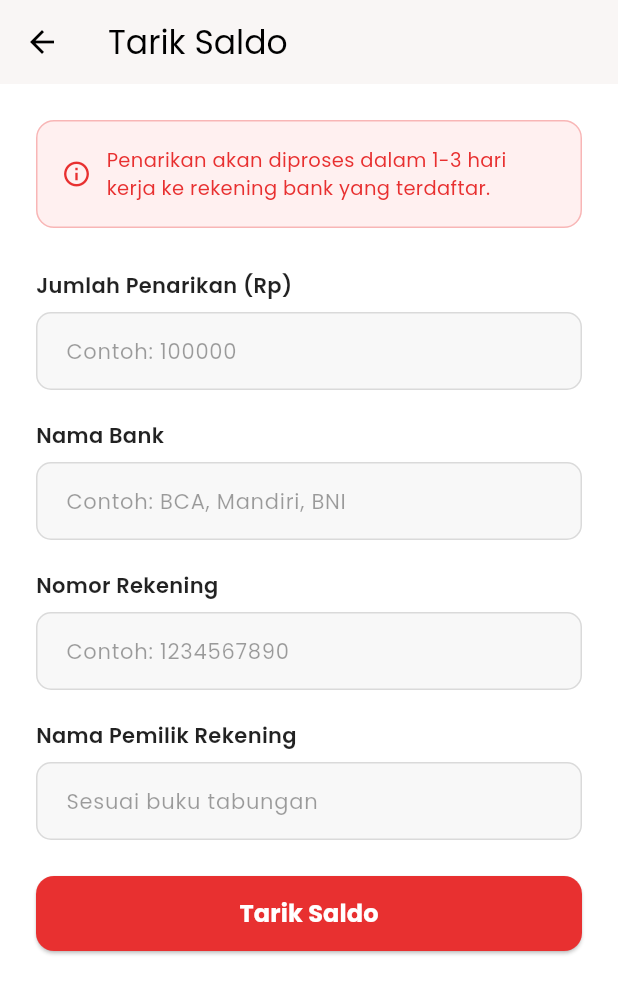
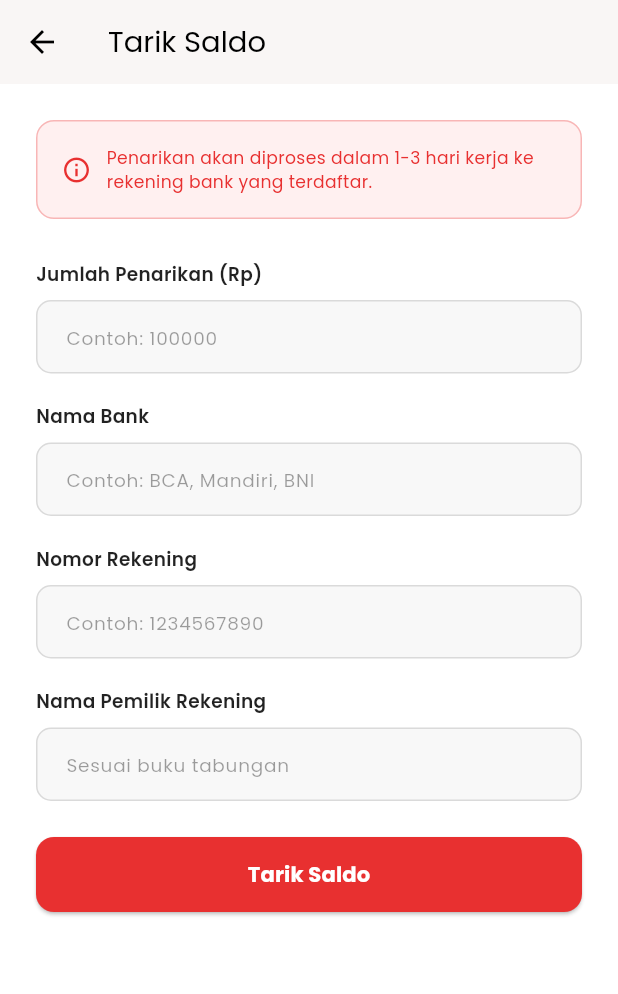
Before and after one commit to rkhplace/JUALIN-ABP, a Flutter app: the SellerMainScreen screen opened by its route, after a tap on "Tarik Saldo", on a phone screen of 412 x 824 dp. Shown: the top 994 px of the screen. Run offline on Flutter 3.47's test engine with Material 3 defaults, Android fonts, the phone set to English and light mode, and no system bars; our stand-ins replace flutter_native_splash, google_fonts, image_picker, qr_flutter, shared_preferences; missing offline and left inert: mobile_scanner; accounts and stored records are empty; network calls fail.

Commit message:
fix(mobile): refine scroll behavior and seller chat navigation

```diff
--- a/mobile_app/lib/main.dart
+++ b/mobile_app/lib/main.dart
@@ -32,6 +32,21 @@ void main() {
   runApp(const MyApp());
 }
 
+/// Globally disables Android overscroll stretch & forces ClampingScrollPhysics.
+class NoStretchScrollBehavior extends MaterialScrollBehavior {
+  const NoStretchScrollBehavior();
+  @override
+  Widget buildOverscrollIndicator(
+    BuildContext context,
+    Widget child,
+    ScrollableDetails details,
+  ) =>
+      child;
+  @override
+  ScrollPhysics getScrollPhysics(BuildContext context) =>
+      const ClampingScrollPhysics();
+}
+
 class MyApp extends StatefulWidget {
   const MyApp({super.key});
 
@@ -51,6 +66,21 @@ class _MyAppState extends State<MyApp> {
   Widget build(BuildContext context) {
     return MaterialApp(
       title: 'Jualin Mobile',
+      scrollBehavior: const NoStretchScrollBehavior(),
+      // ── Global font scaling ──────────────────────────────────────────────
+      // Reduces all text in the app by ~12% so it fits better on small screens.
+      // Overrides the system accessibility font-size setting to a safe cap.
+      builder: (context, child) {
+        final mq = MediaQuery.of(context);
+        return MediaQuery(
+          data: mq.copyWith(
+            textScaler: TextScaler.linear(
+              (mq.textScaler.scale(1.0)).clamp(0.0, 1.0) * 0.88,
+            ),
+          ),
+          child: child!,
+        );
+      },
       theme: ThemeData(
         primaryColor: const Color(0xFFE83030),
         scaffoldBackgroundColor: Colors.white,
--- a/mobile_app/lib/screens/chat_screen.dart
+++ b/mobile_app/lib/screens/chat_screen.dart
@@ -81,7 +81,7 @@ class _ChatScreenState extends State<ChatScreen> {
           const Padding(
             padding: EdgeInsets.fromLTRB(16, 16, 16, 8),
             child: Text('Pesan',
-                style: TextStyle(fontSize: 24, fontWeight: FontWeight.bold)),
+                style: TextStyle(fontSize: 18, fontWeight: FontWeight.bold)),
           ),
           Expanded(child: _buildBody()),
         ],
@@ -149,7 +149,7 @@ class _ChatScreenState extends State<ChatScreen> {
             Icon(Icons.chat_bubble_outline, size: 64, color: Colors.grey),
             SizedBox(height: 16),
             Text('Tidak ada pesan',
-                style: TextStyle(fontSize: 16, color: Colors.black54)),
+                style: TextStyle(fontSize: 14, color: Colors.black54)),
             SizedBox(height: 8),
             Text('Mulai percakapan dengan penjual.',
                 style: TextStyle(color: Colors.black38, fontSize: 13)),
--- a/mobile_app/lib/screens/home_screen.dart
+++ b/mobile_app/lib/screens/home_screen.dart
@@ -183,7 +183,7 @@ class _HomeScreenState extends State<HomeScreen> {
                       borderRadius: BorderRadius.circular(10),
                       boxShadow: [
                         BoxShadow(
-                            color: Colors.black.withOpacity(0.04),
+                            color: Colors.black.withValues(alpha: 0.04),
                             blurRadius: 4)
                       ],
                     ),
@@ -204,7 +204,7 @@ class _HomeScreenState extends State<HomeScreen> {
                     child: SingleChildScrollView(
                       controller: _categoryScrollController,
                       scrollDirection: Axis.horizontal,
-                      physics: const BouncingScrollPhysics(),
+                      physics: const ClampingScrollPhysics(),
                       padding: const EdgeInsets.symmetric(
                           horizontal: 6, vertical: 8),
                       child: Row(
@@ -227,7 +227,7 @@ class _HomeScreenState extends State<HomeScreen> {
                       borderRadius: BorderRadius.circular(10),
                       boxShadow: [
                         BoxShadow(
-                            color: Colors.black.withOpacity(0.04),
+                            color: Colors.black.withValues(alpha: 0.04),
                             blurRadius: 4)
                       ],
                     ),
--- a/mobile_app/lib/screens/product_detail_screen.dart
+++ b/mobile_app/lib/screens/product_detail_screen.dart
@@ -211,7 +211,7 @@ class _ProductDetailScreenState extends State<ProductDetailScreen> {
                                   Text(
                                     formatCurrency(_product!.price),
                                     style: const TextStyle(
-                                      fontSize: 20,
+                                      fontSize: 16,
                                       fontWeight: FontWeight.bold,
                                       color: Color(0xFFE83030),
                                     ),
@@ -221,7 +221,7 @@ class _ProductDetailScreenState extends State<ProductDetailScreen> {
                                   Text(
                                     _product!.title,
                                     style: const TextStyle(
-                                      fontSize: 18,
+                                      fontSize: 14,
                                       fontWeight: FontWeight.w500,
                                       height: 1.3,
                                     ),
@@ -281,7 +281,7 @@ class _ProductDetailScreenState extends State<ProductDetailScreen> {
                                   // Description
                                   const Text('Deskripsi Produk',
                                       style: TextStyle(
-                                          fontSize: 16,
+                                          fontSize: 13,
                                           fontWeight: FontWeight.bold)),
                                   const SizedBox(height: 8),
                                   Text(
--- a/mobile_app/lib/screens/profile_screen.dart
+++ b/mobile_app/lib/screens/profile_screen.dart
@@ -269,7 +269,7 @@ class _ProfileScreenState extends State<ProfileScreen> {
         const SizedBox(height: 16),
         Text(
           user.name,
-          style: const TextStyle(fontSize: 20, fontWeight: FontWeight.bold),
+          style: const TextStyle(fontSize: 16, fontWeight: FontWeight.bold),
         ),
         Text(user.email, style: const TextStyle(color: Colors.black54)),
         const SizedBox(height: 8),
@@ -362,7 +362,7 @@ class _ProfileScreenState extends State<ProfileScreen> {
         children: [
           const Text(
             'Informasi Akun',
-            style: TextStyle(fontSize: 16, fontWeight: FontWeight.bold),
+            style: TextStyle(fontSize: 13, fontWeight: FontWeight.bold),
           ),
           const SizedBox(height: 12),
           _buildInfoRow('Nama', user.name),
--- a/mobile_app/lib/screens/seller/seller_stats_screen.dart
+++ b/mobile_app/lib/screens/seller/seller_stats_screen.dart
@@ -145,7 +145,7 @@ class _SellerStatsScreenState extends State<SellerStatsScreen> {
                 _formatCurrency(walletBalance),
                 style: const TextStyle(
                   color: Colors.white,
-                  fontSize: 28,
+                  fontSize: 22,
                   fontWeight: FontWeight.bold,
                 ),
               ),
@@ -213,7 +213,7 @@ class _SellerStatsScreenState extends State<SellerStatsScreen> {
             children: [
               const Text(
                 'Grafik Pendapatan',
-                style: TextStyle(fontSize: 16, fontWeight: FontWeight.bold),
+                style: TextStyle(fontSize: 13, fontWeight: FontWeight.bold),
               ),
               const SizedBox(height: 12),
               // Period selector
--- a/mobile_app/lib/screens/seller_dashboard_screen.dart
+++ b/mobile_app/lib/screens/seller_dashboard_screen.dart
@@ -138,7 +138,7 @@ class _SellerDashboardScreenState extends State<SellerDashboardScreen> {
               const SizedBox(height: 24),
               const Text(
                 'Kelola Toko',
-                style: TextStyle(fontSize: 18, fontWeight: FontWeight.bold),
+                style: TextStyle(fontSize: 14, fontWeight: FontWeight.bold),
               ),
               const SizedBox(height: 12),
 
@@ -246,7 +246,7 @@ class _SellerDashboardScreenState extends State<SellerDashboardScreen> {
               style: const TextStyle(fontSize: 12, color: Colors.black54)),
           const SizedBox(height: 4),
           Text(value,
-              style: const TextStyle(fontSize: 18, fontWeight: FontWeight.bold),
+              style: const TextStyle(fontSize: 15, fontWeight: FontWeight.bold),
               overflow: TextOverflow.ellipsis),
         ],
       ),
```
Also changed, not shown: mobile_app/lib/screens/products_screen.dart (+5 -5 lines), 4 other files.
